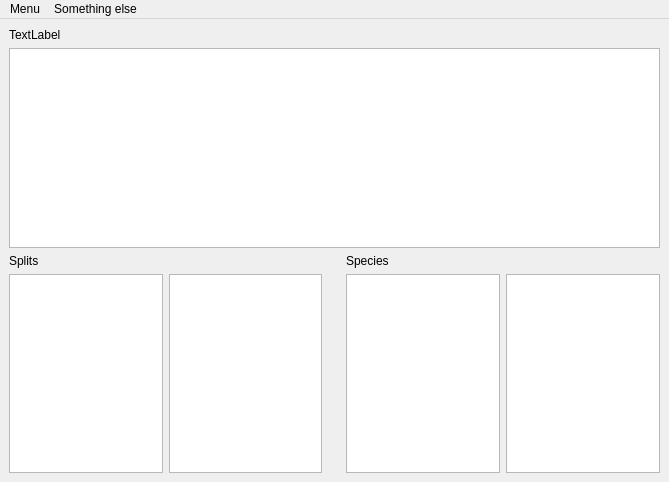
benjalon/Split-Network-Interpreter, file UI_Templates/msaView.ui: the form before one commit.
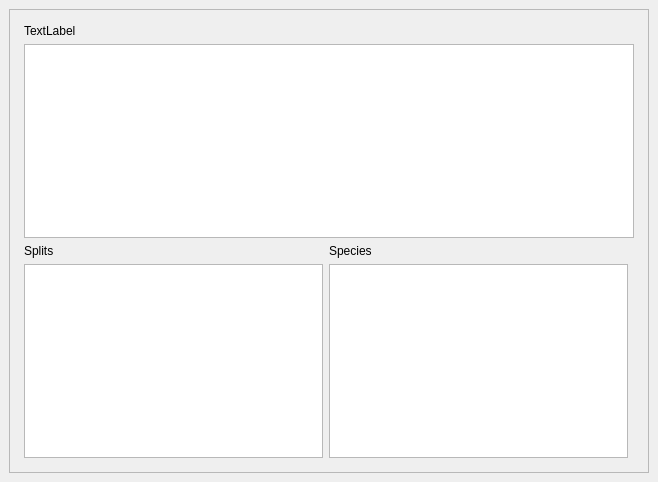
The form after the commit.

Commit message: possibly bad update to msa view

```diff
--- a/UI_Templates/msaView.ui
+++ b/UI_Templates/msaView.ui
@@ -6,7 +6,7 @@
    <rect>
     <x>0</x>
     <y>0</y>
-    <width>669</width>
+    <width>658</width>
     <height>482</height>
    </rect>
   </property>
@@ -14,48 +14,30 @@
    <string>MainWindow</string>
   </property>
   <widget class="QWidget" name="centralwidget">
+   <layout class="QHBoxLayout" name="horizontalLayout_2">
+    <item>
+     <widget class="QFrame" name="frame">
+      <property name="frameShape">
+       <enum>QFrame::StyledPanel</enum>
+      </property>
+      <property name="frameShadow">
+       <enum>QFrame::Raised</enum>
+      </property>
    <layout class="QHBoxLayout" name="horizontalLayout">
     <item>
      <layout class="QGridLayout" name="gridLayout">
-      <item row="3" column="1">
-       <widget class="QListWidget" name="listWidget"/>
-      </item>
-      <item row="2" column="0">
-       <widget class="QLabel" name="splits_label">
-        <property name="text">
-         <string>Splits</string>
-        </property>
-       </widget>
-      </item>
-      <item row="3" column="3">
-       <spacer name="horizontalSpacer_2">
-        <property name="orientation">
-         <enum>Qt::Horizontal</enum>
-        </property>
-        <property name="sizeHint" stdset="0">
-         <size>
-          <width>40</width>
-          <height>20</height>
-         </size>
-        </property>
-       </spacer>
-      </item>
-      <item row="3" column="2">
-       <spacer name="horizontalSpacer">
-        <property name="orientation">
-         <enum>Qt::Horizontal</enum>
-        </property>
-        <property name="sizeHint" stdset="0">
-         <size>
-          <width>40</width>
-          <height>20</height>
-         </size>
-        </property>
-       </spacer>
-      </item>
-      <item row="3" column="0">
-       <widget class="QListWidget" name="splits_list_widget"/>
-      </item>
+         <property name="leftMargin">
+          <number>5</number>
+         </property>
+         <property name="topMargin">
+          <number>5</number>
+         </property>
+         <property name="rightMargin">
+          <number>5</number>
+         </property>
+         <property name="bottomMargin">
+          <number>5</number>
+         </property>
       <item row="0" column="0">
        <widget class="QLabel" name="filename_label">
         <property name="text">
@@ -63,61 +45,35 @@
         </property>
        </widget>
       </item>
-      <item row="3" column="4">
-       <spacer name="horizontalSpacer_3">
-        <property name="orientation">
-         <enum>Qt::Horizontal</enum>
-        </property>
-        <property name="sizeHint" stdset="0">
-         <size>
-          <width>40</width>
-          <height>20</height>
-         </size>
-        </property>
-       </spacer>
-      </item>
-      <item row="3" column="5">
+         <item row="2" column="0">
+          <widget class="QLabel" name="splits_label">
+           <property name="text">
+            <string>Splits</string>
+           </property>
+          </widget>
+         </item>
+         <item row="3" column="1">
        <widget class="QListWidget" name="species_list_widget"/>
       </item>
-      <item row="2" column="5">
+         <item row="1" column="0" colspan="3">
+          <widget class="QTableWidget" name="msa_table"/>
+         </item>
+         <item row="2" column="1">
        <widget class="QLabel" name="species_label">
         <property name="text">
          <string>Species</string>
         </property>
        </widget>
       </item>
-      <item row="3" column="6">
-       <widget class="QListWidget" name="listWidget_2"/>
-      </item>
-      <item row="1" column="0" colspan="7">
-       <widget class="QTableWidget" name="msa_table"/>
-      </item>
+         <item row="3" column="0">
+          <widget class="QListWidget" name="splits_list_widget"/>
+         </item>
      </layout>
     </item>
    </layout>
   </widget>
-  <widget class="QMenuBar" name="menuBar">
-   <property name="geometry">
-    <rect>
-     <x>0</x>
-     <y>0</y>
-     <width>669</width>
-     <height>22</height>
-    </rect>
-   </property>
-   <widget class="QMenu" name="menuMenu">
-    <property name="title">
-     <string>Menu</string>
-    </property>
-    <addaction name="actionAoo"/>
-   </widget>
-   <widget class="QMenu" name="menuSomething_else">
-    <property name="title">
-     <string>Something else</string>
-    </property>
-   </widget>
-   <addaction name="menuMenu"/>
-   <addaction name="menuSomething_else"/>
+    </item>
+   </layout>
   </widget>
   <action name="actionAoo">
    <property name="text">
```
Lines whose indentation alone changed are shown as unchanged. The commit also changes 1 other file.
